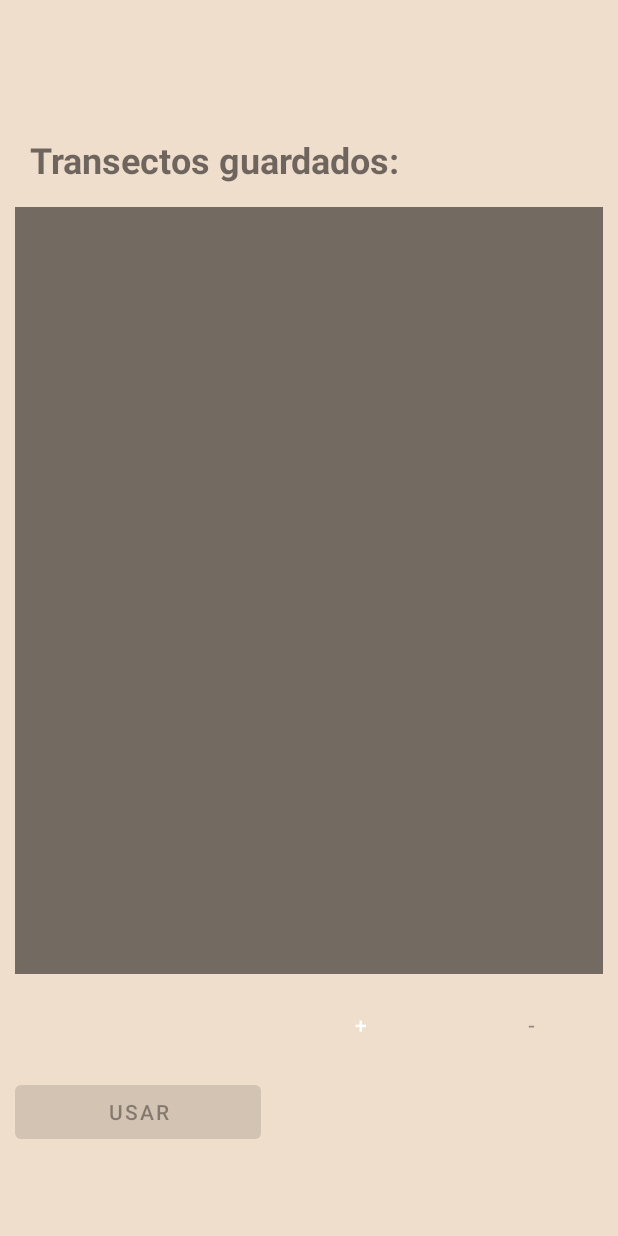
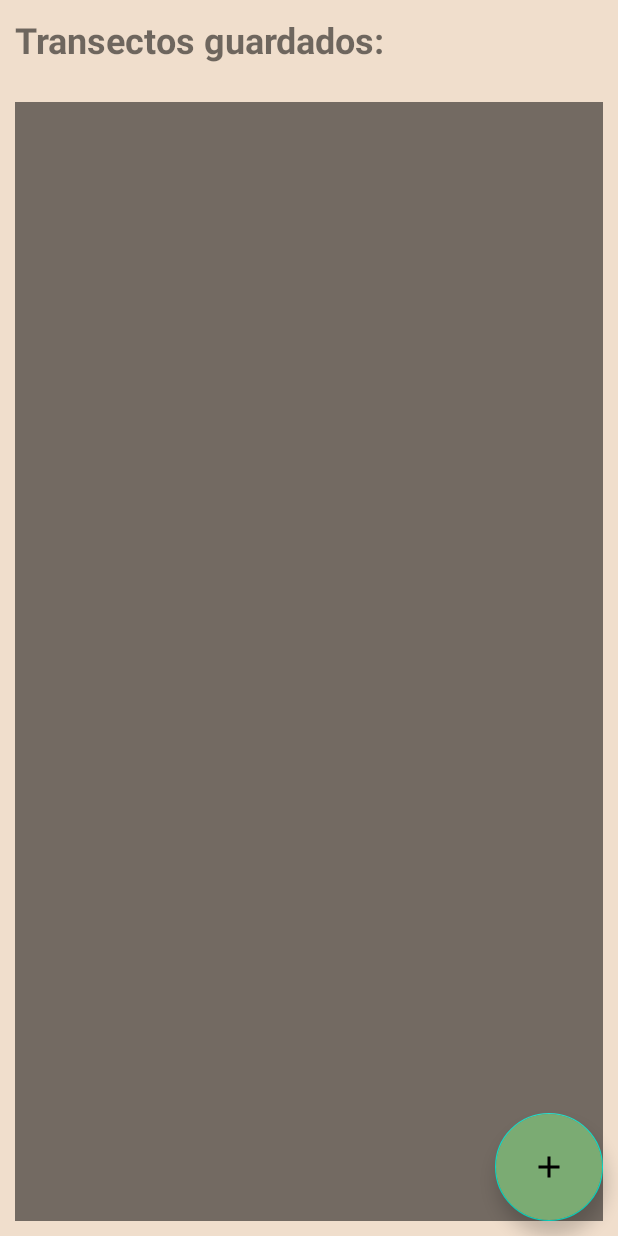
Before and after one commit to lamasumas/Geofauna, an Android app: the screen it shows after launch (MainActivity), on a phone screen of 412 x 824 dp. Run offline under Robolectric (Android 15) with nearby library versions, the light colour scheme and no system bars; our stand-ins replace Room's generated code, RxJava; libraries missing offline, so code that uses them is left out: com.jakewharton.rxbinding2, com.polidea.rxandroidble2, it.xabaras.android; 1 statement that could not run was skipped.

Commit message:
Transecto fab hecho

```diff
--- a/Kotlin/MyApplication/app/src/main/java/com/example/myapplication/fragments/transects/TransectFragment.kt
+++ b/Kotlin/MyApplication/app/src/main/java/com/example/myapplication/fragments/transects/TransectFragment.kt
@@ -49,10 +49,7 @@ class TransectFragment : GeneralFragmentRx() {
             visibility = View.VISIBLE
             layoutManager = LinearLayoutManager(view.context)
             adapter = TransectAdapter(transectViewModel.transectList.value!!).also { adapter ->
-                adapter.isSelected.observe(viewLifecycleOwner) {
-                    view.findViewById<Button>(R.id.btnUse).isEnabled = it
-                    view.findViewById<Button>(R.id.btnDeleteTransect).isEnabled = it
-                }
+
                 disposables.add(view.findViewById<Button>(R.id.btnAddNewTransect).clicks()
                         .subscribe {
                             NewTransectDialog(view.context, transectViewModel, locationController.getOneGPSPosition()).show()
@@ -60,23 +57,15 @@ class TransectFragment : GeneralFragmentRx() {
                         })
 
 
-                disposables.add(view.findViewById<Button>(R.id.btnDeleteTransect).clicks().subscribe {
-                    disposables.add(transectViewModel.deleteTransect(adapter.selectedHolder.value!!.idDb))
-                    adapter.isSelected.value = false
-
-
-                })
-
-                disposables.add(view.findViewById<Button>(R.id.btnUse).clicks().subscribeOn(AndroidSchedulers.mainThread()).subscribe {
-
+                adapter.selectedHolder.observe(viewLifecycleOwner) {
                     transectViewModel.choosenTransect(adapter.selectedHolder!!.value!!.idDb)
                     view.findNavController().navigate(TransectFragmentDirections.actionMenuPrincipalToMainFragment2())
                     adapter.disposables.dispose()
+                }
 
-
-                })
                 ItemTouchHelper(getSwipLeftCallback()).attachToRecyclerView(this)
             }
+
 
             transectViewModel.transectList.observe(viewLifecycleOwner, Observer {
                 view.findViewById<RecyclerView>(R.id.rvTransects)?.adapter?.notifyDataSetChanged()
--- a/Kotlin/MyApplication/app/src/main/res/layout/fragment_menu_principal.xml
+++ b/Kotlin/MyApplication/app/src/main/res/layout/fragment_menu_principal.xml
@@ -1,6 +1,6 @@
 <?xml version="1.0" encoding="utf-8"?>
 
-<LinearLayout xmlns:android="http://schemas.android.com/apk/res/android"
+<androidx.constraintlayout.widget.ConstraintLayout xmlns:android="http://schemas.android.com/apk/res/android"
     xmlns:tools="http://schemas.android.com/tools"
     android:layout_width="match_parent"
     android:layout_height="match_parent"
@@ -14,80 +14,48 @@
     <LinearLayout
         android:layout_width="match_parent"
         android:layout_height="match_parent"
-        android:layout_margin="10dp"
+        android:id="@+id/test"
         android:layout_weight="0.2"
         android:orientation="vertical">
 
         <TextView
             android:layout_width="match_parent"
-            android:layout_height="match_parent"
+            android:layout_height="wrap_content"
             android:layout_gravity="left|bottom"
             android:layout_marginHorizontal="10dp"
             android:layout_marginTop="10dp"
             android:layout_marginBottom="15dp"
-            android:layout_weight="0.8"
             android:gravity="bottom|left"
             android:text="@string/tvTransectListTitle"
             android:textSize="24sp"
             android:textStyle="bold" />
-
-
+<FrameLayout
+    android:layout_width="match_parent"
+    android:layout_height="match_parent">
         <androidx.recyclerview.widget.RecyclerView
             android:paddingTop="5dp"
             android:id="@+id/rvTransects"
+            android:layout_margin="10dp"
             android:layout_weight="0.2"
             android:background="@color/colorQuintoPaleta"
             android:layout_width="match_parent"
             android:layout_height="match_parent"
             android:scrollbars="vertical" />
-    </LinearLayout>
 
-    <LinearLayout
-        android:layout_width="match_parent"
-        android:layout_height="match_parent"
-        android:layout_weight="0.8"
-        android:gravity="center_vertical"
-        android:orientation="horizontal">
+    <com.google.android.material.floatingactionbutton.FloatingActionButton
+        android:id="@+id/btnAddNewTransect"
+        style="@style/Widget.AppCompat.Button.Borderless"
+        android:layout_width="wrap_content"
+        android:layout_height="wrap_content"
+        android:backgroundTint="@color/colorSecundarioPaleta"
+        android:layout_gravity="bottom|right"
+        android:layout_margin="10dp"
+        android:src="@drawable/add_icon"
 
-        <Button
-            android:id="@+id/btnUse"
-            android:layout_width="wrap_content"
-            android:layout_height="wrap_content"
-            android:layout_margin="10dp"
-            android:layout_weight="0.25"
-            android:enabled="false"
-            android:text="Usar" />
-
-
-
-        <com.google.android.material.button.MaterialButton
-            android:id="@+id/btnAddNewTransect"
-            style="@style/Widget.AppCompat.Button.Borderless"
-            android:layout_width="wrap_content"
-            android:layout_height="wrap_content"
-            app:cornerRadius="100dp"
-            app:strokeColor="@color/colorQuintoPaleta"
-            app:strokeWidth="1dp"
-            android:layout_margin="5dp"
-            android:layout_gravity="end"
-            android:layout_weight="0.05"
-            android:text="+" />
-        <com.google.android.material.button.MaterialButton
-            android:id="@+id/btnDeleteTransect"
-            android:layout_gravity="end"
-            style="@style/Widget.AppCompat.Button.Borderless"
-            android:layout_width="wrap_content"
-            android:layout_height="wrap_content"
-            app:cornerRadius="100dp"
-            app:strokeColor="@color/colorQuintoPaleta"
-            app:strokeWidth="1dp"
-            android:layout_margin="5dp"
-            android:layout_weight="0.05"
-            android:enabled="false"
-            android:text="-" />
-
-
-
+        app:fabCustomSize="72dp"
+        app:layout_anchorGravity="bottom"
+        app:strokeWidth="1dp" />
+    </FrameLayout>
 
     </LinearLayout>
-</LinearLayout>
+</androidx.constraintlayout.widget.ConstraintLayout>
```
